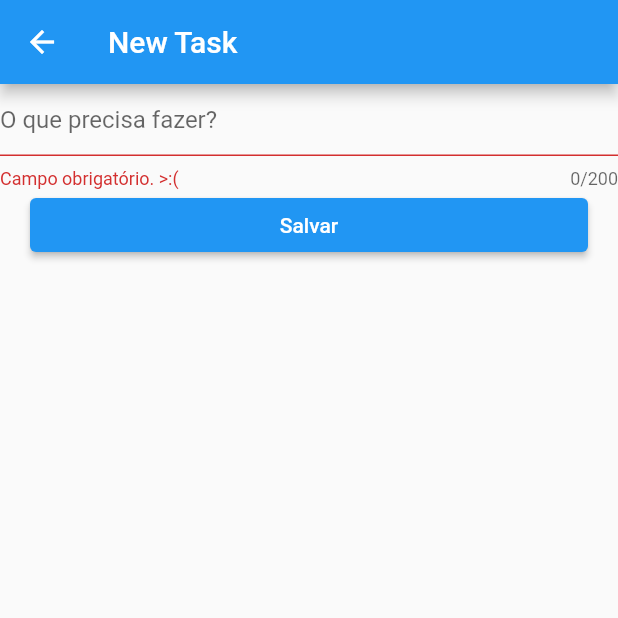
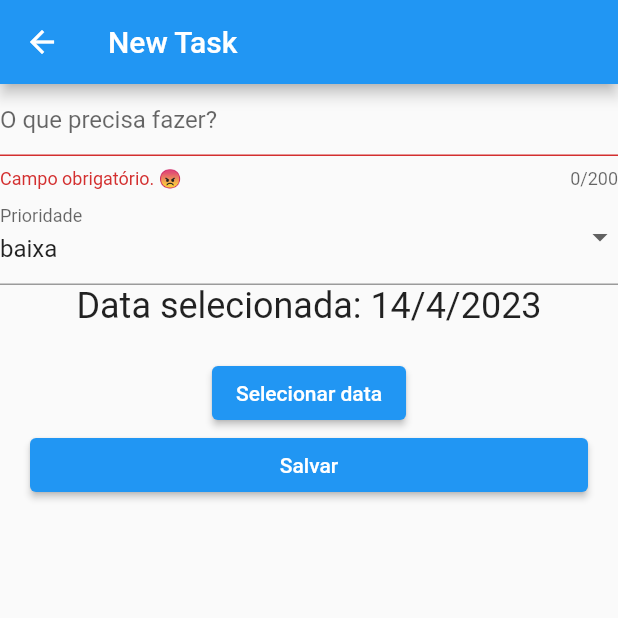
Before and after one commit to GabrielBonil/task_list, a Flutter app: the TaskCreatePage screen opened by its route, after a tap on "Salvar", on a phone screen of 412 x 824 dp, the top half of it. Run offline on Flutter 3.47's test engine with Material 2 defaults, Android fonts, the phone set to English and light mode, and no system bars; our stand-ins replace email_validator.

Commit message:
Primeira tarefa
Criando em task-create um botão dropdown de prioridade e um DataPicker;
Criando no user-login campos de email e senha, com validação.

```diff
--- a/lib/views/app.dart
+++ b/lib/views/app.dart
@@ -14,6 +14,8 @@ class App extends StatelessWidget {
         '/user-login':(context) => UserLoginPage(),
       },
       initialRoute: '/task-list',
+      // initialRoute: '/task-create',
+      // initialRoute: '/user-login',
     );
   }
 }
--- a/lib/views/task-create.dart
+++ b/lib/views/task-create.dart
@@ -1,11 +1,47 @@
 import 'package:flutter/material.dart';
 
-class TaskCreatePage extends StatelessWidget {
+class TaskCreatePage extends StatefulWidget {
+  @override
+  State<TaskCreatePage> createState() => _TaskCreatePageState();
+}
+
+class _TaskCreatePageState extends State<TaskCreatePage> {
   var formKey = GlobalKey<FormState>();
+
+  //Variáveis para o dropdown de prioridade
+  final itens = ["baixa", "média", "alta"];
+  String? valorPrioridade = 'baixa';
+
+  //Variáveis para o DataPicker
+  late DateTime dataSelecionada;
+
+  //InitState unicamente para selecionar a data de hoje/agora.
+  @override
+  void initState() {
+    super.initState();
+    dataSelecionada = DateTime.now();
+  }
+
+  //Selecionar a data, função
+  Future<void> selecionarData(BuildContext context) async {
+    final DateTime? novaData = await showDatePicker(
+      context: context,
+      initialDate: dataSelecionada,
+      firstDate: DateTime(2000),
+      lastDate: DateTime(2100),
+      helpText: 'Selecione a data',
+      cancelText: 'Cancelar',
+      confirmText: 'Confirmar',
+    );
+    if (novaData != null && novaData != dataSelecionada) {
+      setState(() {
+        dataSelecionada = novaData;
+      });
+    }
+  }
 
   void salvar(BuildContext context) {
     if (formKey.currentState!.validate()) {
-
       formKey.currentState!.save();
 
       //salvar os dados no banco de dados...
@@ -13,6 +49,14 @@ class TaskCreatePage extends StatelessWidget {
 
       Navigator.of(context).pop();
     }
+  }
+
+  String? validarTarefa(String? value) {
+    if (value == null || value.isEmpty) {
+      return 'Campo obrigatório. 😠';
+    }
+
+    return null;
   }
 
   @override
@@ -25,6 +69,7 @@ class TaskCreatePage extends StatelessWidget {
         key: formKey,
         child: Column(
           children: [
+            //Tarefa
             TextFormField(
               autovalidateMode: AutovalidateMode.onUserInteraction,
               minLines: 1,
@@ -34,13 +79,42 @@ class TaskCreatePage extends StatelessWidget {
                 hintText: "O que precisa fazer?",
               ),
               onSaved: (value) {},
-              validator: (value) {
-                if (value!.isEmpty) {
-                  return "Campo obrigatório. >:(";
-                }
-                return null;
+              validator: validarTarefa,
+            ),
+
+            // DropdownButtonFormField(items: items, onChanged: onChanged),
+            DropdownButtonFormField<String>(
+              value: valorPrioridade,
+              items: itens.map((e) {
+                return DropdownMenuItem<String>(
+                  value: e,
+                  child: Text(e),
+                );
+              }).toList(),
+              onChanged: (newValue) {
+                setState(() {
+                  valorPrioridade = newValue;
+                });
               },
+              decoration: InputDecoration(
+                labelText: 'Prioridade',
+              ),
             ),
+
+            //DataPicker
+            Text(
+              'Data selecionada: ${dataSelecionada.day}/${dataSelecionada.month}/${dataSelecionada.year}',
+              style: TextStyle(fontSize: 24),
+            ),
+            SizedBox(height: 20),
+            ElevatedButton(
+              onPressed: () {
+                selecionarData(context);
+              },
+              child: Text('Selecionar data'),
+            ),
+
+            // Botão salvar
             Container(
               width: MediaQuery.of(context).size.width -
                   40, //width: double.infinity,
--- a/pubspec.yaml
+++ b/pubspec.yaml
@@ -30,7 +30,7 @@ environment:
 dependencies:
   flutter:
     sdk: flutter
-
+  email_validator: '^2.1.16'
 
   # The following adds the Cupertino Icons font to your application.
   # Use with the CupertinoIcons class for iOS style icons.
```
Also changed, not shown: lib/views/user-login.dart (+89 -1 lines), pubspec.lock.
